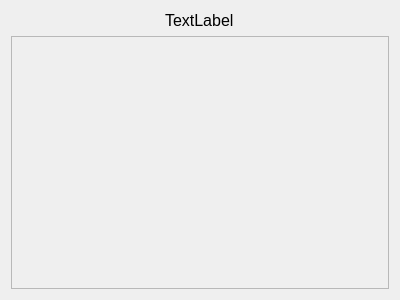
Old version of the form ui/partners_page.ui in the repository Iv2005an/demoexam.
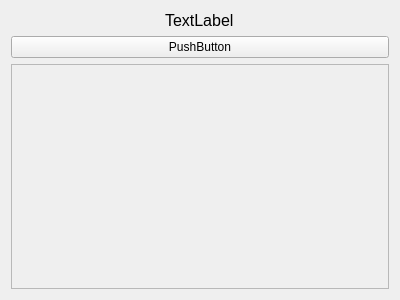
New version of the form.

The edit to the form file:
```diff
--- a/ui/partners_page.ui
+++ b/ui/partners_page.ui
@@ -40,6 +40,13 @@
      </item>
     </layout>
    </item>
+   <item>
+    <widget class="QPushButton" name="addButton">
+     <property name="text">
+      <string>PushButton</string>
+     </property>
+    </widget>
+   </item>
    <item>
     <widget class="QScrollArea" name="partnersArea">
      <property name="widgetResizable">
```
